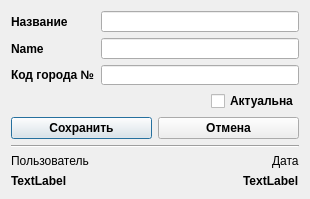
Old version of the form crm_r_loine/source/crm_dialog/dlg_country.ui in the repository dekalo64/RLine.
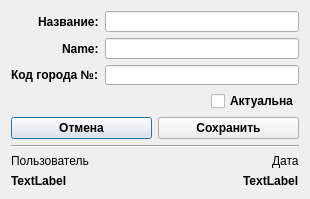
New version of the form.

The edit to the form file:
```diff
--- a/crm_r_loine/source/crm_dialog/dlg_country.ui
+++ b/crm_r_loine/source/crm_dialog/dlg_country.ui
@@ -35,9 +35,16 @@
    <item row="0" column="0">
     <layout class="QGridLayout" name="gLayoutCountry">
      <item row="0" column="1">
-      <widget class="QLineEdit" name="lineEditName"/>
+      <widget class="QLineEdit" name="lineEditName">
+       <property name="font">
+        <font>
+         <family>Arial</family>
+         <pointsize>9</pointsize>
+        </font>
+       </property>
+      </widget>
      </item>
-     <item row="1" column="0">
+     <item row="1" column="0" alignment="Qt::AlignRight">
       <widget class="QLabel" name="labelNameEng">
        <property name="font">
         <font>
@@ -48,11 +55,11 @@
         </font>
        </property>
        <property name="text">
-        <string>Name</string>
+        <string>Name:</string>
        </property>
       </widget>
      </item>
-     <item row="0" column="0">
+     <item row="0" column="0" alignment="Qt::AlignRight">
       <widget class="QLabel" name="labelName">
        <property name="font">
         <font>
@@ -63,14 +70,21 @@
         </font>
        </property>
        <property name="text">
-        <string>Название</string>
+        <string>Название:</string>
        </property>
       </widget>
      </item>
      <item row="1" column="1">
-      <widget class="QLineEdit" name="lineEditNameEng"/>
+      <widget class="QLineEdit" name="lineEditNameEng">
+       <property name="font">
+        <font>
+         <family>Arial</family>
+         <pointsize>9</pointsize>
+        </font>
+       </property>
+      </widget>
      </item>
-     <item row="2" column="0">
+     <item row="2" column="0" alignment="Qt::AlignRight">
       <widget class="QLabel" name="labelCityCode">
        <property name="font">
         <font>
@@ -81,12 +95,19 @@
         </font>
        </property>
        <property name="text">
-        <string>Код города №</string>
+        <string>Код города №:</string>
        </property>
       </widget>
      </item>
      <item row="2" column="1">
-      <widget class="QLineEdit" name="lineEditCityCode"/>
+      <widget class="QLineEdit" name="lineEditCityCode">
+       <property name="font">
+        <font>
+         <family>Arial</family>
+         <pointsize>9</pointsize>
+        </font>
+       </property>
+      </widget>
      </item>
     </layout>
    </item>
@@ -111,21 +132,6 @@
    </item>
    <item row="2" column="0">
     <layout class="QHBoxLayout" name="hLayoutOkCancel">
-     <item>
-      <widget class="QPushButton" name="buttonSave">
-       <property name="font">
-        <font>
-         <family>Arial</family>
-         <pointsize>9</pointsize>
-         <weight>75</weight>
-         <bold>true</bold>
-        </font>
-       </property>
-       <property name="text">
-        <string>Сохранить</string>
-       </property>
-      </widget>
-     </item>
      <item>
       <widget class="QPushButton" name="buttonCancel">
        <property name="font">
@@ -141,6 +147,21 @@
        </property>
       </widget>
      </item>
+     <item>
+      <widget class="QPushButton" name="buttonSave">
+       <property name="font">
+        <font>
+         <family>Arial</family>
+         <pointsize>9</pointsize>
+         <weight>75</weight>
+         <bold>true</bold>
+        </font>
+       </property>
+       <property name="text">
+        <string>Сохранить</string>
+       </property>
+      </widget>
+     </item>
     </layout>
    </item>
    <item row="3" column="0">
```
Left out of the diff: 16 changed lines with no effect on the pictures.
